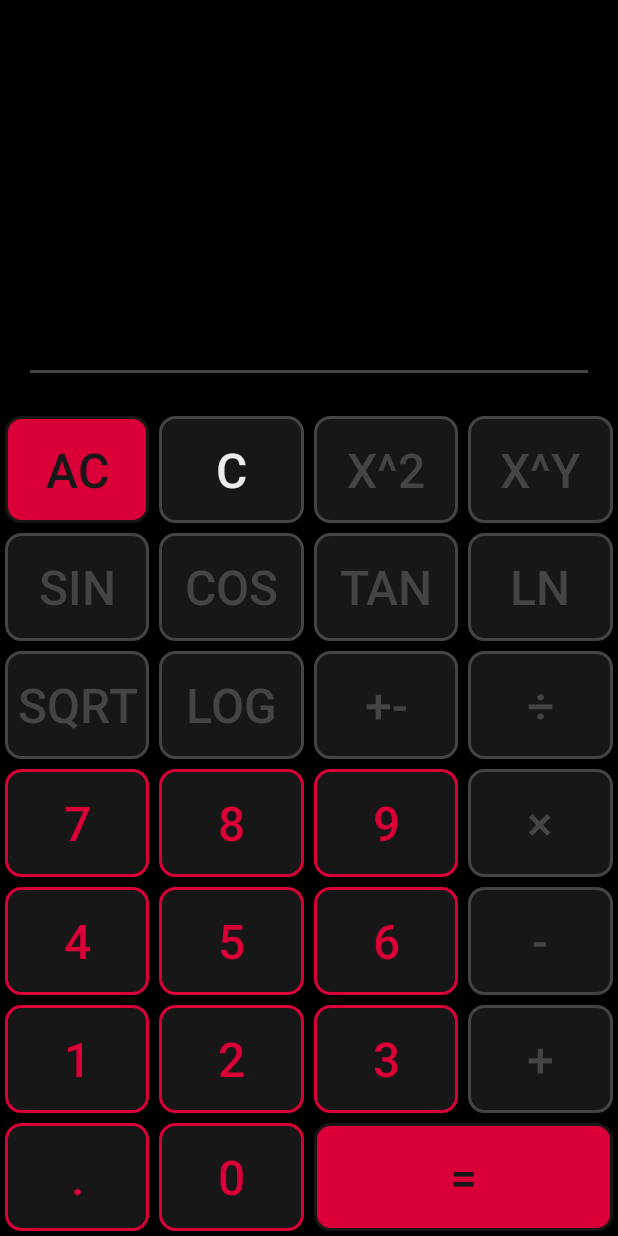
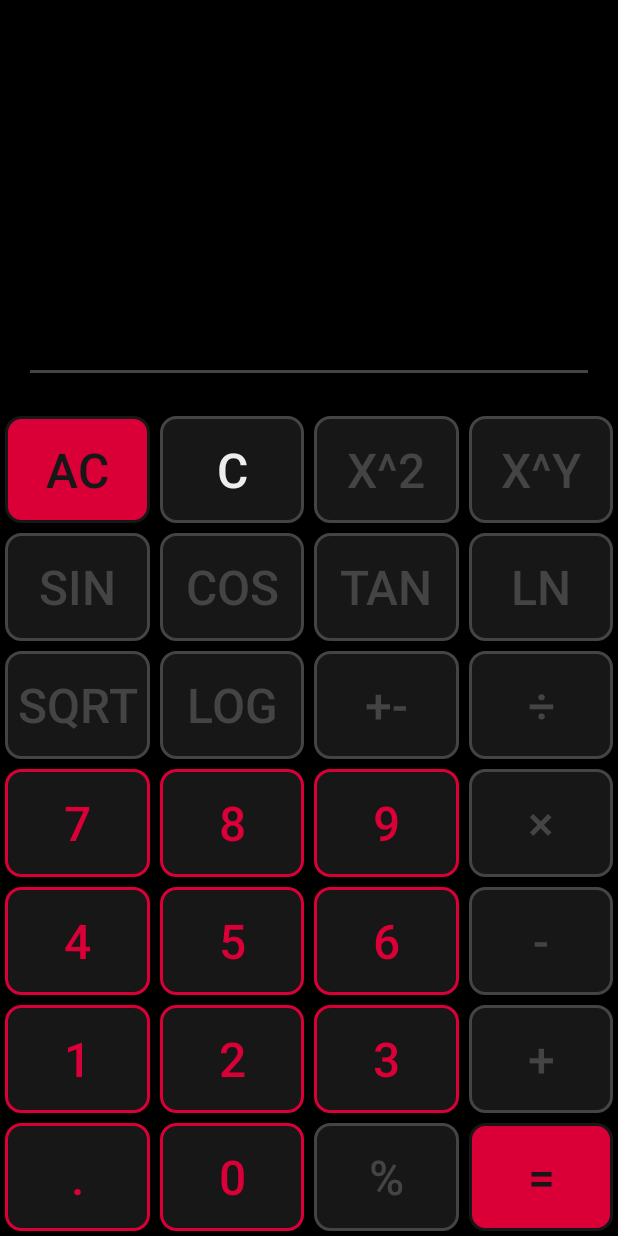
Before and after one commit to Hodgparjor/ProjektowanieAplikacjiMobilnych2024, an Android app: the AdvancedCalculatorActivity screen opened directly, with no data from a screen before it, on a phone screen of 412 x 824 dp. Run offline under Robolectric (Android 15) with nearby library versions, the phone set to English and light mode, and no system bars.

Commit message:
Finished advanced calculator functionality

```diff
--- a/Calculator_PAM/app/src/main/res/layout-land/activity_advanced_calculator.xml
+++ b/Calculator_PAM/app/src/main/res/layout-land/activity_advanced_calculator.xml
@@ -323,14 +323,29 @@
             android:layout_margin="@dimen/calculatorButtonMargin"/>
 
         <Button
-            android:id="@+id/resultBtn"
+            android:id="@+id/percentBtn"
             style="@style/Widget.AppCompat.Button.Borderless.Colored"
             android:layout_width="0dp"
             android:layout_height="0dp"
             android:layout_row="2"
             android:layout_rowWeight="1"
             android:layout_column="6"
-            android:layout_rowSpan="2"
+            android:layout_columnWeight="1"
+            android:background="@drawable/calculator_secondary_button"
+            android:textColor="@color/background_secondary"
+            android:text="%"
+            android:textSize="@dimen/calculatorButtonTextSize"
+            android:layout_margin="@dimen/calculatorButtonMargin"/>
+
+        <Button
+            android:id="@+id/resultBtn"
+            style="@style/Widget.AppCompat.Button.Borderless.Colored"
+            android:layout_width="0dp"
+            android:layout_height="0dp"
+            android:layout_row="3"
+            android:layout_rowWeight="1"
+            android:layout_column="6"
+            android:layout_rowSpan="1"
             android:layout_columnWeight="1"
             android:background="@drawable/inverted_calc_button"
             android:textColor="@color/background"
--- a/Calculator_PAM/app/src/main/res/layout/activity_advanced_calculator.xml
+++ b/Calculator_PAM/app/src/main/res/layout/activity_advanced_calculator.xml
@@ -449,14 +449,29 @@
             android:layout_margin="@dimen/calculatorButtonMargin"/>
 
         <Button
+            android:id="@+id/percentBtn"
+            style="@style/Widget.AppCompat.Button.Borderless.Colored"
+            android:layout_width="0dp"
+            android:layout_height="0dp"
+            android:layout_row="6"
+            android:layout_rowWeight="1"
+            android:layout_column="2"
+            android:layout_columnWeight="1"
+            android:background="@drawable/calculator_secondary_button"
+            android:textColor="@color/background_secondary"
+            android:text="%"
+            android:textSize="@dimen/calculatorButtonTextSize"
+            android:layout_margin="@dimen/calculatorButtonMargin"/>
+
+        <Button
             android:id="@+id/resultBtn"
             style="@style/Widget.AppCompat.Button.Borderless.Colored"
             android:layout_width="0dp"
             android:layout_height="0dp"
             android:layout_row="6"
             android:layout_rowWeight="1"
-            android:layout_column="2"
-            android:layout_columnSpan="2"
+            android:layout_column="3"
+            android:layout_columnSpan="1"
             android:layout_columnWeight="1"
             android:background="@drawable/inverted_calc_button"
             android:textColor="@color/background"
```
Also changed, not shown: Calculator_PAM/app/src/main/java/com/example/calculator_pam/AdvancedCalculatorActivity.java (+103 -18 lines), Calculator_PAM/app/src/main/java/com/example/calculator_pam/SimpleCalculatorActivity.java (+41 -24 lines).
